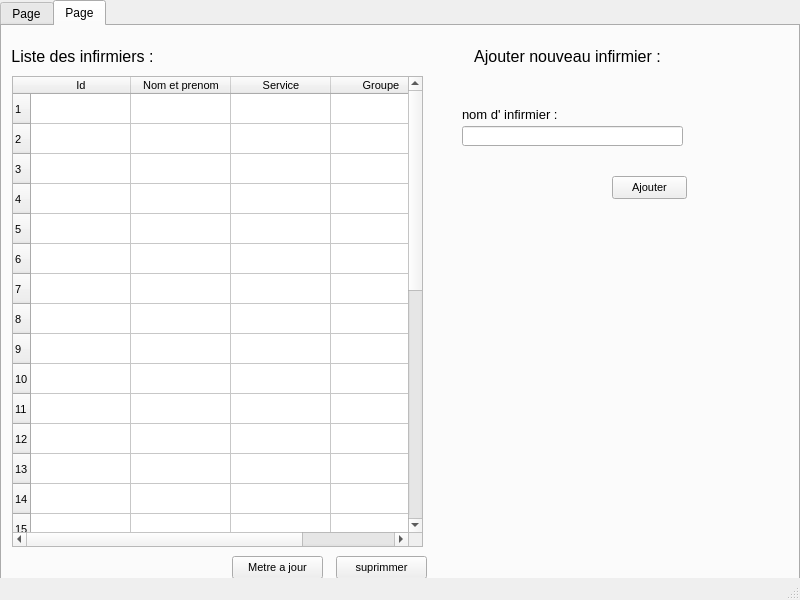
The window that ui/infirmier.ui (otmanLAHRECHE/EPSP_Garde_Project) describes before a commit, drawn with Qt 5.
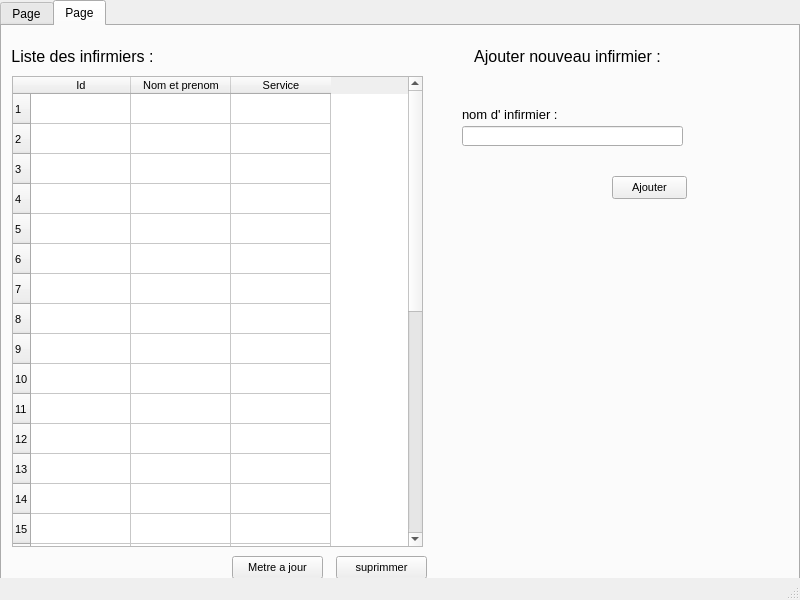
The same window after the commit. The open tabs and pages were chosen to show the change. Icons and pictures are not drawn.

Diff of the .ui file:
```diff
--- a/ui/infirmier.ui
+++ b/ui/infirmier.ui
@@ -587,11 +587,6 @@
         <string>Service</string>
        </property>
       </column>
-      <column>
-       <property name="text">
-        <string>Groupe</string>
-       </property>
-      </column>
      </widget>
     </widget>
    </widget>
```
